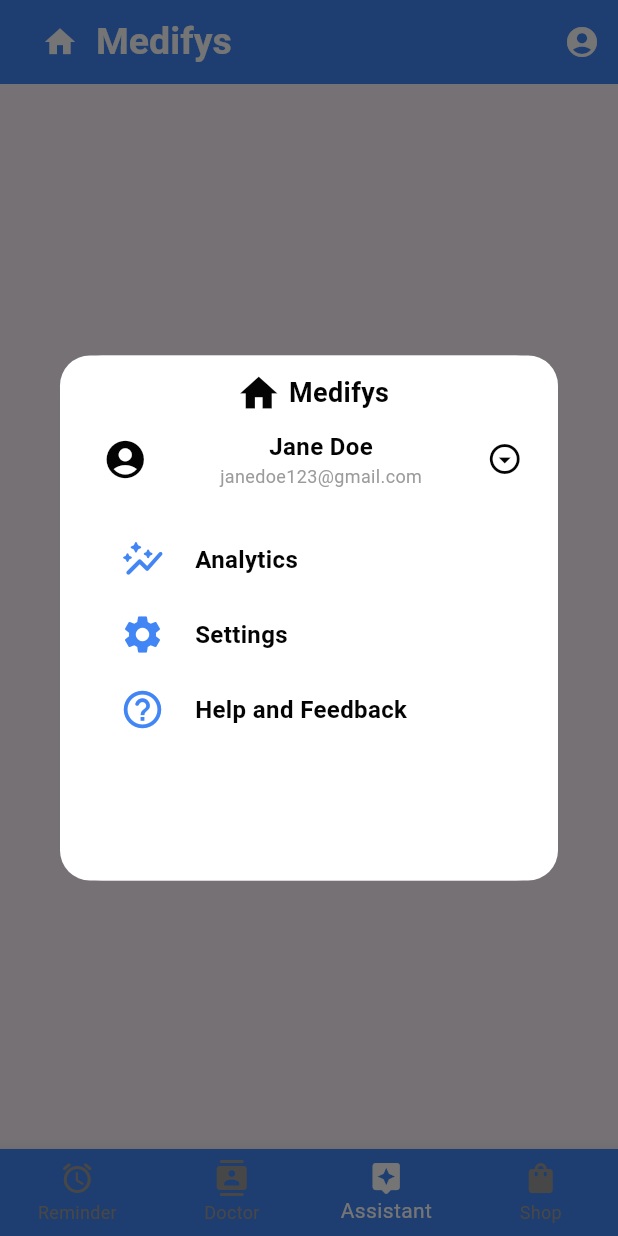
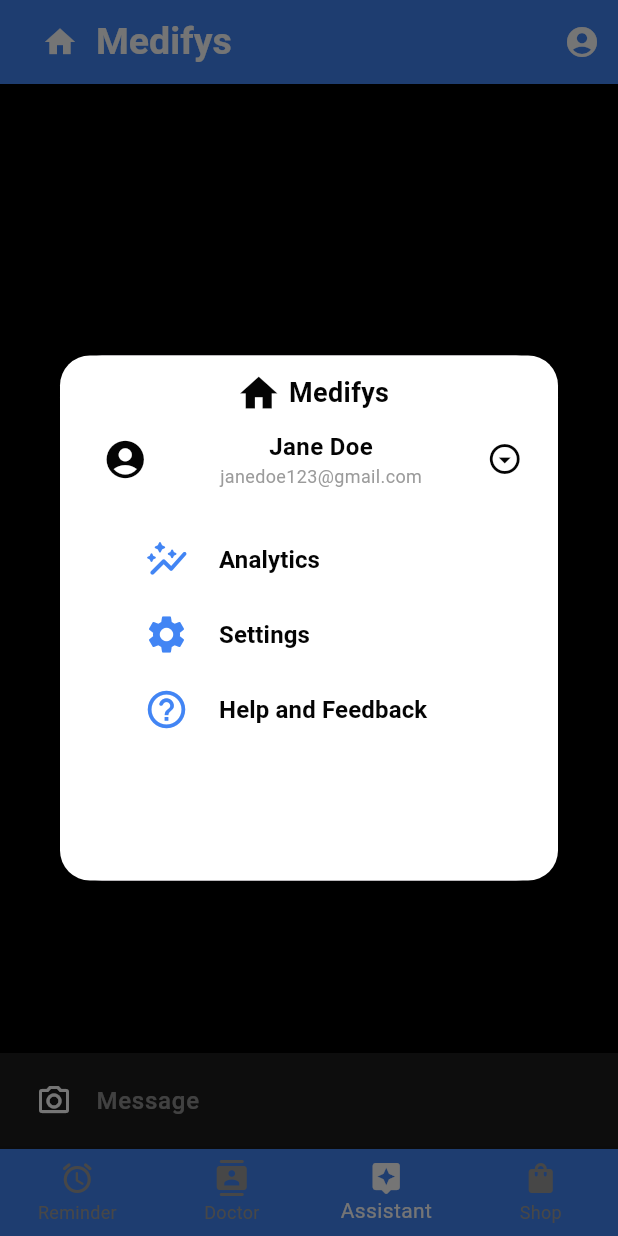
Before and after one commit to alisha-pradhan/Medifys, a Flutter app: the screen it shows after launch, item 3 of the bottom bar chosen, after a tap on the "account circle" icon, on a phone screen of 412 x 824 dp. Run offline on Flutter 3.47's test engine with Material 3 defaults, Android fonts, the phone set to English and light mode, and no system bars; our stand-ins replace fl_chart, flutter_chat_types, flutter_chat_ui, image_picker, popover, syncfusion_flutter_charts; network calls fail.

Commit message:
files restructured, chatbot added, anubhab's pages working, profile dialog completed'

```diff
--- a/lib/pages/analyticsPage.dart
+++ b/lib/pages/analytics/analyticsPage.dart
@@ -6,8 +6,8 @@ import 'package:syncfusion_flutter_charts/charts.dart';
 //   runApp(const MyApp());
 // }
 
-class MyHomePage extends StatelessWidget {
-  const MyHomePage({super.key});
+class AnalyticsPage extends StatelessWidget {
+  const AnalyticsPage({super.key});
 
   @override
   Widget build(BuildContext context) {
--- a/lib/pages/base_page.dart
+++ b/lib/pages/base_page.dart
@@ -10,6 +10,9 @@ import 'package:medifys_app/pages/doc_rec/doc_rec_page.dart';
 import 'package:medifys_app/pages/gemini_chatbot/gemini_bot.dart';
 import 'package:medifys_app/pages/util/profile_dialogue/profile_dialog.dart';
 import 'package:medifys_app/pages/shop/shop_page.dart';
+import 'package:medifys_app/pages/analytics/analyticsPage.dart';
+import 'package:medifys_app/pages/settings/settings.dart';
+import 'package:medifys_app/pages/gemini_chatbot/geminI/chat_page.dart';
 
 
 class BasePage extends StatefulWidget {
@@ -37,8 +40,8 @@ class _BaseState extends State<BasePage> {
   final List _pages= [
     MedRemPage(),   //med rem page
     DocRecPage(),    //doc rec page
-    GeminiBotPage(),    //chatbot page
-    ShopPage(),    //shop page
+    ChatPage(),    //chatbot page
+    SettingsPage(),    //shop page
 
   ];
 
--- a/lib/pages/gemini_chatbot/geminI/chat_manager_page.dart
+++ b/lib/pages/gemini_chatbot/geminI/chat_manager_page.dart
@@ -1,43 +1,43 @@
-// import 'package:flutter_chat_types/flutter_chat_types.dart' as types;
-// import 'package:uuid/uuid.dart';
-// import 'package:web_socket_channel/io.dart';
-// import 'package:web_socket_channel/web_socket_channel.dart';
+import 'package:flutter_chat_types/flutter_chat_types.dart' as types;
+import 'package:uuid/uuid.dart';
+import 'package:web_socket_channel/io.dart';
+import 'package:web_socket_channel/web_socket_channel.dart';
 
-// class ChatManager {
-//   List<types.Message> messages = [];
-//   final user = const types.User(
-//     id: 'user',
-//   );
-//   final bot = const types.User(id: 'model', firstName: 'Gemini');
-//   bool isLoading = false;
-//   late WebSocketChannel channel;
+class ChatManager {
+  List<types.Message> messages = [];
+  final user = const types.User(
+    id: 'user',
+  );
+  final bot = const types.User(id: 'model', firstName: 'Gemin');
+  bool isLoading = false;
+  late WebSocketChannel channel;
 
-//   void initializeWebsocket() {
-//     channel = IOWebSocketChannel.connect('ws://10.0.2.2:8000/ws');
-//   }
+  void initializeWebsocket() {
+    channel = IOWebSocketChannel.connect('ws://10.0.2.2:8000/ws');
+  }
 
-//   void addMessage(types.Message message) {
-//     messages.insert(0, message);
-//     isLoading = true;
-//     if (message is types.TextMessage) {
-//       channel.sink.add(message.text); // sending text message to the backend api
-//       messages.insert(
-//           0,
-//           types.TextMessage(
-//             author: bot,
-//             createdAt: DateTime.now().millisecondsSinceEpoch,
-//             id: const Uuid().v4(),
-//             text: "",
-//           ));
-//     }
-//   }
+  void addMessage(types.Message message) {
+    messages.insert(0, message);
+    isLoading = true;
+    if (message is types.TextMessage) {
+      channel.sink.add(message.text); // sending text message to the backend api
+      messages.insert(
+          0,
+          types.TextMessage(
+            author: bot,
+            createdAt: DateTime.now().millisecondsSinceEpoch,
+            id: const Uuid().v4(),
+            text: "",
+          ));
+    }
+  }
 
-//   void onMessageReceived(response) {
-//     if (response == "<FIN>") {
-//       isLoading = false;
-//     } else {
-//       messages.first = (messages.first as types.TextMessage).copyWith(
-//           text: (messages.first as types.TextMessage).text + response);
-//     }
-//   }
-// }
+  void onMessageReceived(response) {
+    if (response == "<FIN>") {
+      isLoading = false;
+    } else {
+      messages.first = (messages.first as types.TextMessage).copyWith(
+          text: (messages.first as types.TextMessage).text + response);
+    }
+  }
+}
--- a/lib/pages/gemini_chatbot/geminI/chat_page.dart
+++ b/lib/pages/gemini_chatbot/geminI/chat_page.dart
@@ -1,97 +1,97 @@
-// import 'package:flutter/material.dart';
-// import 'package:flutter_chat_ui/flutter_chat_ui.dart';
-// import 'package:flutter_application_2/geminI/chat_manager_page.dart';
-// import 'package:image_picker/image_picker.dart';
-// import 'package:uuid/uuid.dart';
-// import 'package:flutter_chat_types/flutter_chat_types.dart' as types;
+import 'package:flutter/material.dart';
+import 'package:flutter_chat_ui/flutter_chat_ui.dart';
+import 'package:medifys_app/pages/gemini_chatbot/geminI/chat_manager_page.dart';
+import 'package:image_picker/image_picker.dart';
+import 'package:uuid/uuid.dart';
+import 'package:flutter_chat_types/flutter_chat_types.dart' as types;
 
-// class ChatPage extends StatefulWidget {
-//   const ChatPage({super.key});
+class ChatPage extends StatefulWidget {
+  const ChatPage({super.key});
 
-//   @override
-//   State<ChatPage> createState() => _ChatPageState();
-// }
+  @override
+  State<ChatPage> createState() => _ChatPageState();
+}
 
-// class _ChatPageState extends State<ChatPage> {
-//   final ChatManager chatManager = ChatManager();
+class _ChatPageState extends State<ChatPage> {
+  final ChatManager chatManager = ChatManager();
 
-//   @override
-//   void initState() {
-//     chatManager.initializeWebsocket();
-//     chatManager.channel.stream.listen((event) {
-//       chatManager.onMessageReceived(event);
-//       setState(() {});
-//     });
-//     super.initState();
-//   }
+  @override
+  void initState() {
+    chatManager.initializeWebsocket();
+    chatManager.channel.stream.listen((event) {
+      chatManager.onMessageReceived(event);
+      setState(() {});
+    });
+    super.initState();
+  }
 
-//   @override
-//   Widget build(BuildContext context) {
-//     return Scaffold(
-//       body: Chat(
-//         messages: chatManager.messages,
-//         onAttachmentPressed: _handleImageSelection,
-//         onSendPressed: _handleSendPressed,
-//         showUserAvatars: false,
-//         showUserNames: true,
-//         user: chatManager.user,
-//         theme: const DefaultChatTheme(
-//           backgroundColor: Colors.black,
-//           inputBorderRadius: BorderRadius.zero,
-//           receivedMessageBodyTextStyle: TextStyle(color: Colors.white),
-//           secondaryColor: Color(0xFF1c1c1c),
-//           attachmentButtonIcon: Icon(
-//             Icons.camera_alt_outlined,
-//             color: Colors.white,
-//           ),
-//           inputBackgroundColor: Color(0xFF1c1c1c),
-//           seenIcon: Text(
-//             'read',
-//             style: TextStyle(
-//               fontSize: 10.0,
-//             ),
-//           ),
-//         ),
-//       ),
-//     );
-//   }
+  @override
+  Widget build(BuildContext context) {
+    return Scaffold(
+      body: Chat(
+        messages: chatManager.messages,
+        onAttachmentPressed: _handleImageSelection,
+        onSendPressed: _handleSendPressed,
+        showUserAvatars: false,
+        showUserNames: true,
+        user: chatManager.user,
+        theme: const DefaultChatTheme(
+          backgroundColor: Colors.black,
+          inputBorderRadius: BorderRadius.zero,
+          receivedMessageBodyTextStyle: TextStyle(color: Colors.white),
+          secondaryColor: Color(0xFF1c1c1c),
+          attachmentButtonIcon: Icon(
+            Icons.camera_alt_outlined,
+            color: Colors.white,
+          ),
+          inputBackgroundColor: Color(0xFF1c1c1c),
+          seenIcon: Text(
+            'read',
+            style: TextStyle(
+              fontSize: 10.0,
+            ),
+          ),
+        ),
+      ),
+    );
+  }
 
-//   void _handleSendPressed(types.PartialText message) {
-//     if (!chatManager.isLoading) {
-//       final textMessage = types.TextMessage(
-//         author: chatManager.user,
-//         createdAt: DateTime.now().millisecondsSinceEpoch,
-//         id: const Uuid().v4(),
-//         text: message.text,
-//       );
-//       chatManager.addMessage(textMessage);
-//       setState(() {});
-//     }
-//   }
+  void _handleSendPressed(types.PartialText message) {
+    if (!chatManager.isLoading) {
+      final textMessage = types.TextMessage(
+        author: chatManager.user,
+        createdAt: DateTime.now().millisecondsSinceEpoch,
+        id: const Uuid().v4(),
+        text: message.text,
+      );
+      chatManager.addMessage(textMessage);
+      setState(() {});
+    }
+  }
 
-//   void _handleImageSelection() async {
-//     final result = await ImagePicker().pickImage(
-//       imageQuality: 70,
-//       maxWidth: 1440,
-//       source: ImageSource.gallery,
-//     );
+  void _handleImageSelection() async {
+    final result = await ImagePicker().pickImage(
+      imageQuality: 70,
+      maxWidth: 1440,
+      source: ImageSource.gallery,
+    );
 
-//     if (result != null) {
-//       final bytes = await result.readAsBytes();
-//       final image = await decodeImageFromList(bytes);
+    if (result != null) {
+      final bytes = await result.readAsBytes();
+      final image = await decodeImageFromList(bytes);
 
-//       final message = types.ImageMessage(
-//         author: chatManager.user,
-//         createdAt: DateTime.now().millisecondsSinceEpoch,
-//         height: image.height.toDouble(),
-//         id: const Uuid().v4(),
-//         name: result.name,
-//         size: bytes.length,
-//         uri: result.path,
-//         width: image.width.toDouble(),
-//       );
+      final message = types.ImageMessage(
+        author: chatManager.user,
+        createdAt: DateTime.now().millisecondsSinceEpoch,
+        height: image.height.toDouble(),
+        id: const Uuid().v4(),
+        name: result.name,
+        size: bytes.length,
+        uri: result.path,
+        width: image.width.toDouble(),
+      );
 
-//       chatManager.addMessage(message);
-//     }
-//   }
-// }
+      chatManager.addMessage(message);
+    }
+  }
+}
--- a/lib/pages/util/profile_dialogue/profile_dialog.dart
+++ b/lib/pages/util/profile_dialogue/profile_dialog.dart
@@ -3,8 +3,12 @@
 
 import 'package:flutter/material.dart';
 import 'package:medifys_app/assets/colors/colors.dart';
+import 'package:medifys_app/pages/analytics/analyticsPage.dart';
+import 'package:medifys_app/pages/settings/settings.dart';
 import 'package:popover/popover.dart';
 import 'package:medifys_app/pages/util/profile_dialogue/popover_button.dart';
+import 'package:medifys_app/pages/settings/settings.dart';
+import 'package:medifys_app/pages/analytics/analyticsPage.dart';
 
 
 class ProfileDialog extends StatelessWidget{
@@ -106,7 +110,14 @@ class ProfileDialog extends StatelessWidget{
                   //elements container, sizedbox, row used explicitily
 
                   //analytics
-                  Container(       //container to give it hight and color
+                  MaterialButton(
+                     onPressed: (){
+                      Navigator.push(
+                        context,
+                        MaterialPageRoute(builder: (context) => AnalyticsPage()),
+                      );
+                    },
+                    child: Container(       //container to give it hight and color
                       height: 50,
                       color: AppColors.whiteColor,
                       child: SizedBox(         //sizedbox for containing Row
@@ -134,9 +145,17 @@ class ProfileDialog extends StatelessWidget{
                         ),
                       ),
                     ),
+                  ),
 
                   //Settings
-                  Container(       //container to give it hight and color
+                  MaterialButton(
+                    onPressed: (){
+                      Navigator.push(
+                        context,
+                        MaterialPageRoute(builder: (context) => SettingsPage()),
+                      );
+                    },
+                    child: Container(       //container to give it hight and color
                       height: 50,
                       color: AppColors.whiteColor,
                       child: SizedBox(         //sizedbox for containing Row
@@ -164,9 +183,12 @@ class ProfileDialog extends StatelessWidget{
                         ),
                       ),
                     ),
+                  ),
 
                   //Help and feedback
-                  Container(       //container to give it hight and color
+                  MaterialButton(
+                    onPressed: (){},
+                    child: Container(       //container to give it hight and color
                       height: 50,
                       color: AppColors.whiteColor,
                       child: SizedBox(         //sizedbox for containing Row
@@ -194,6 +216,7 @@ class ProfileDialog extends StatelessWidget{
                         ),
                       ),
                     ),
+                  ),
 
                 ],
               ),
```
Also changed, not shown: lib/pages/doc_rec/doc_rec_page.dart (+64 -19 lines), lib/pages/settings/settings.dart (renamed from lib/pages/setting.dart, +26 -15 lines), pubspec.yaml (+15 -0 lines), pubspec.lock, 5 other files. Lines whose indentation alone changed are shown as unchanged.
